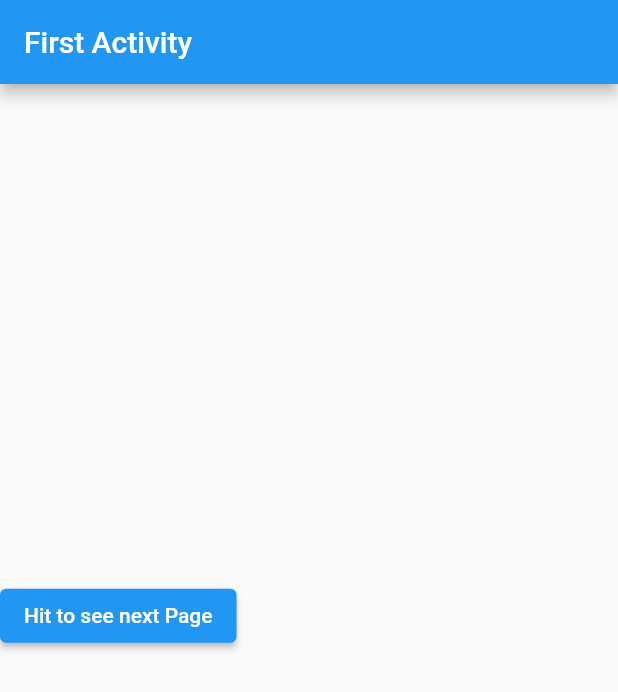
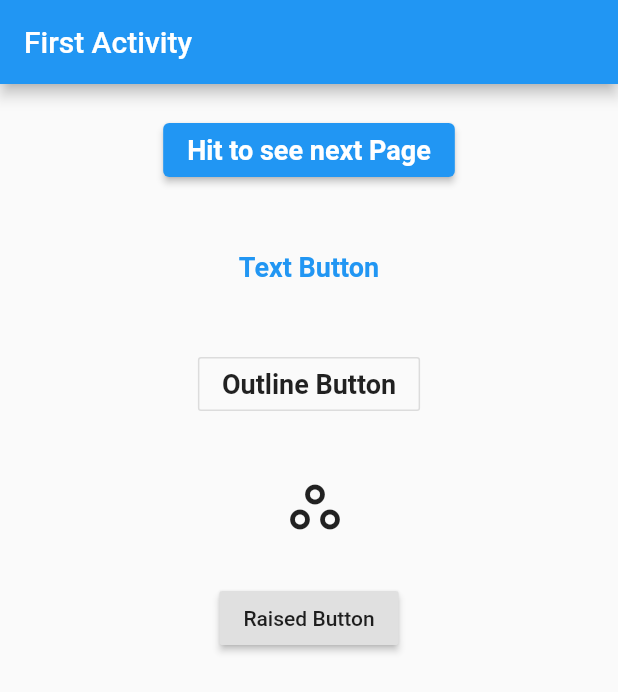
Before and after one commit to madhan-google/flutter-assessment1, a Flutter app: the screen it shows after launch, on a phone screen of 412 x 824 dp. Shown: the top 692 px of the screen. Run offline on Flutter 3.47's test engine with Material 2 defaults, Android fonts, the phone set to English and light mode, and no system bars.

Commit message:
code updated

```diff
--- a/snapz/lib/MainActivity.dart
+++ b/snapz/lib/MainActivity.dart
@@ -16,30 +16,79 @@ class _MainActivity extends State<MainActivity>{
       appBar: AppBar(
         title: const Text('First Activity'),
       ),
-      body: Column(
-        mainAxisAlignment: MainAxisAlignment.center,
+      body: Center(
+        child: Column(
+          mainAxisAlignment: MainAxisAlignment.start,
           crossAxisAlignment: CrossAxisAlignment.center,
           children: <Widget>[
-          ElevatedButton(
-            child: Text(data),
+            Container(
+              margin: const EdgeInsets.only(top: 20),
+              alignment: Alignment.center,
+              child: ElevatedButton(
+                child: Text(data, style: TextStyle(fontWeight: FontWeight.bold, fontSize: 18.0)),
                 onPressed: (){
-              if(data != 'Hit to see next Page'){
-                msg = 'Nothing';
-              }
-              else {
-                String getS = Navigator.of(context).
+                  Navigator.of(context).
                   push(MaterialPageRoute(
-                    builder: (context) => SecondActivity())) as String;
-                setState(() {
-                  data = getS;
-                });
-              }
+                      builder: (context) => SecondActivity()));
                 },
               ),
+            ),
             const SizedBox(height: 30,),
-          Text(msg, style: const TextStyle(fontWeight: FontWeight.bold, fontSize: 25.0),)
+            Container(
+              alignment: Alignment.center,
+              child: TextButton(
+                child: Text('Text Button', style: TextStyle(fontWeight: FontWeight.bold, fontSize: 18.0) ,),
+                onPressed: (){
+                  setState(() {
+                    msg = 'You clicked Text Button';
+                  });
+                },
+              ),
+            ),
+            const SizedBox(height: 30,),
+            Container(
+              alignment: Alignment.center,
+              child: OutlineButton(
+                child: Text('Outline Button', style: TextStyle(fontWeight: FontWeight.bold, fontSize: 18.0) ,),
+                onPressed: (){
+                  setState(() {
+                    msg = 'You clicked Outline Button';
+                  });
+                },
+              ),
+            ),
+            const SizedBox(height: 30,),
+            Container(
+              alignment: Alignment.center,
+              child: IconButton(
+                icon: const Icon(
+                  Icons.workspaces_outline,
+                  size: 40,
+                ),
+                onPressed: (){
+                  setState(() {
+                    msg = 'You clicked Icon Button';
+                  });
+                },
+              ),
+            ),
+            const SizedBox(height: 30,),
+            Container(
+              alignment: Alignment.center,
+              child: RaisedButton(
+                child: const Text('Raised Button'),
+                onPressed: (){
+                  setState(() {
+                    msg = 'You clicked Raised Button';
+                  });
+                },
+              ),
+            ),
+            const SizedBox(height: 30,),
+            Text(msg, style: const TextStyle(fontWeight: FontWeight.bold, fontSize: 20.0),)
           ],
         ),
+      )
     );
   }
 
--- a/snapz/lib/SecondActivity.dart
+++ b/snapz/lib/SecondActivity.dart
@@ -21,7 +21,7 @@ class _SecondActivity extends State<SecondActivity>{
             'Get me back'
           ),
           onPressed: (){
-            Navigator.of(context).pop('Tap to see what you get from there!');
+            Navigator.of(context).pop();
           },
         ),
       ),
```
Lines whose indentation alone changed are shown as unchanged.
